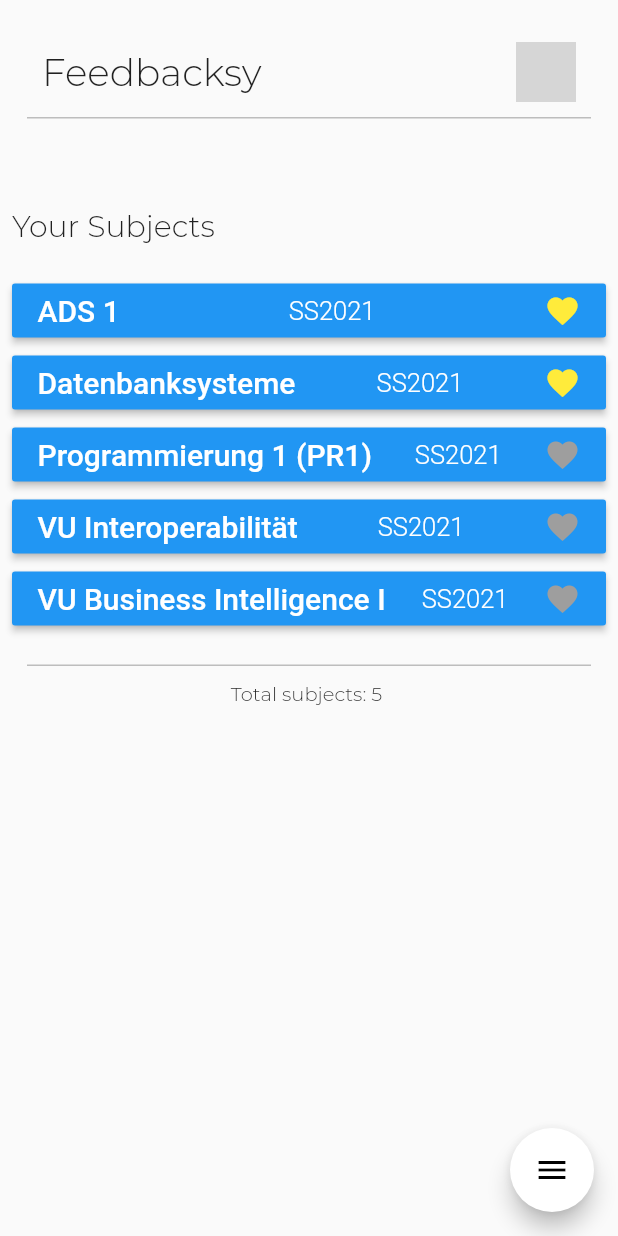
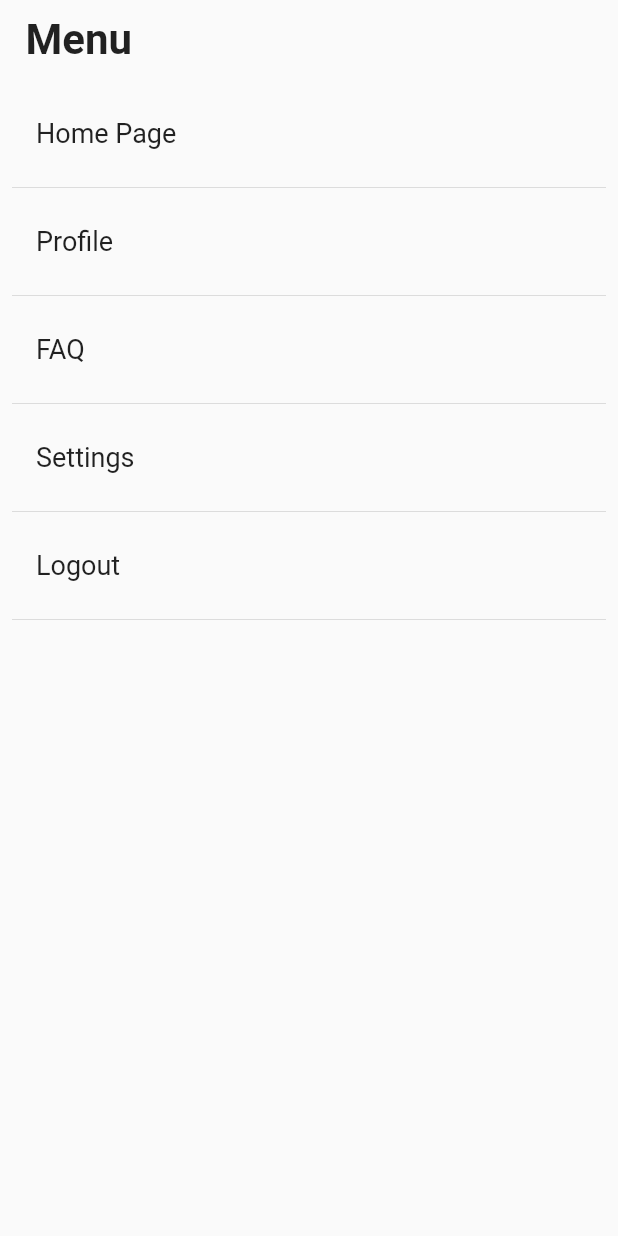
Before and after one commit to maxprimak/m2, a Flutter app: the Home screen opened by its route, after a tap on the "menu" icon, on a phone screen of 412 x 824 dp. Run offline on Flutter 3.47's test engine with Material 2 defaults, Android fonts, the phone set to English and light mode, and no system bars; our stand-ins replace fluttertoast; network calls fail; project files that could hold a hidden picture were left out; grey boxes are pictures that could not be loaded.

Commit message:
feat(menu): add list with links to pages

```diff
--- a/lib/Pages/home.dart
+++ b/lib/Pages/home.dart
@@ -1,5 +1,6 @@
 import 'package:flutter/material.dart';
 import 'package:m2/Pages/LVs/lv_site.dart';
+import 'package:m2/Pages/menu.dart';
 import 'package:m2/Services/user_profile.dart';
 
 class Home extends StatefulWidget {
@@ -18,7 +19,10 @@ class _HomeState extends State<Home> {
               color: Colors.black,
             ),
             backgroundColor: Colors.white,
-            onPressed: () {}),
+            onPressed: () {
+              Navigator.push(
+                  context, MaterialPageRoute(builder: (_) => MenuPage()));
+            }),
         body: ListView(
           padding: const EdgeInsets.all(8),
           scrollDirection: Axis.vertical,
--- /dev/null
+++ b/lib/Pages/menu.dart
@@ -0,0 +1,71 @@
+import 'package:flutter/cupertino.dart';
+import 'package:flutter/material.dart';
+
+class MenuPage extends StatefulWidget {
+  @override
+  _MenuPageState createState() => _MenuPageState();
+}
+
+class _MenuPageState extends State<MenuPage> {
+
+  // Style
+  final _listFont = TextStyle(fontSize: 18.0);
+  final _welcomeFont = TextStyle(
+    fontSize: 28.0,
+    fontWeight: FontWeight.bold,
+  );
+
+  @override
+  Widget build(BuildContext context) {
+    return Scaffold(
+      body: Container(
+        child: Column(
+          crossAxisAlignment: CrossAxisAlignment.start,
+          children: <Widget>[
+            Padding(
+              padding: const EdgeInsets.all(10.0),
+              child: Text(
+                " Menu",
+                style: _welcomeFont,
+              ),
+            ),
+            Expanded(
+              child: _buildMenuList(),
+            ),
+          ],
+        ),
+      ),
+    );
+  }
+
+  Widget _buildMenuList() {
+    return ListView(
+        padding: EdgeInsets.all(8.0),
+        children: [
+          _buildRow('Home Page', '/home'),
+          Divider(),
+          _buildRow('Profile', '/profile'),
+          Divider(),
+          _buildRow('FAQ', '/faq'),
+          Divider(),
+          _buildRow('Settings', '/settings'),
+          Divider(),
+          _buildRow('Logout', '/login'),
+          Divider(),
+        ],
+        );
+  }
+
+  Widget _buildRow(String pageName, String pageLink ) {
+    return ListTile(
+        title: Text(
+          pageName,
+          style: _listFont,
+        ),
+        onTap: () {
+          Navigator.pushNamed(
+              context,
+              pageLink);
+        });
+  }
+}
--- a/lib/main.dart
+++ b/lib/main.dart
@@ -5,6 +5,8 @@ import 'Pages/home.dart';
 import 'Pages/LVs/lv_site.dart';
 import 'Pages/Faq.dart';
 import 'Pages/login.dart';
+import 'Pages/profile.dart';
+import 'Pages/settings.dart';
 
 //in this formate import your Site widgets
 void main() => runApp(MaterialApp(
@@ -14,5 +16,7 @@ void main() => runApp(MaterialApp(
         '/lv': (context) => Lv_profile(),
         '/faq': (context) => Faq(),
         '/login': (context) => Login(),
+        '/profile': (context) => Profile(),
+        '/settings': (context) => Settings(),
       },
     )); //App starter
```
Also changed, not shown: pubspec.lock.
